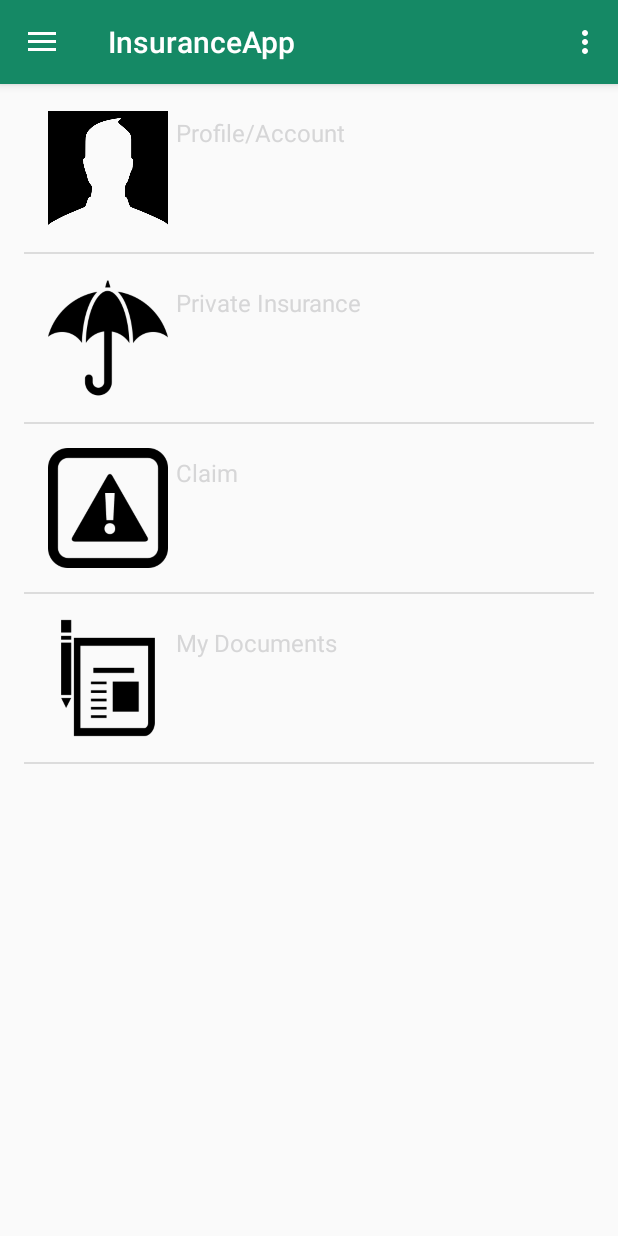
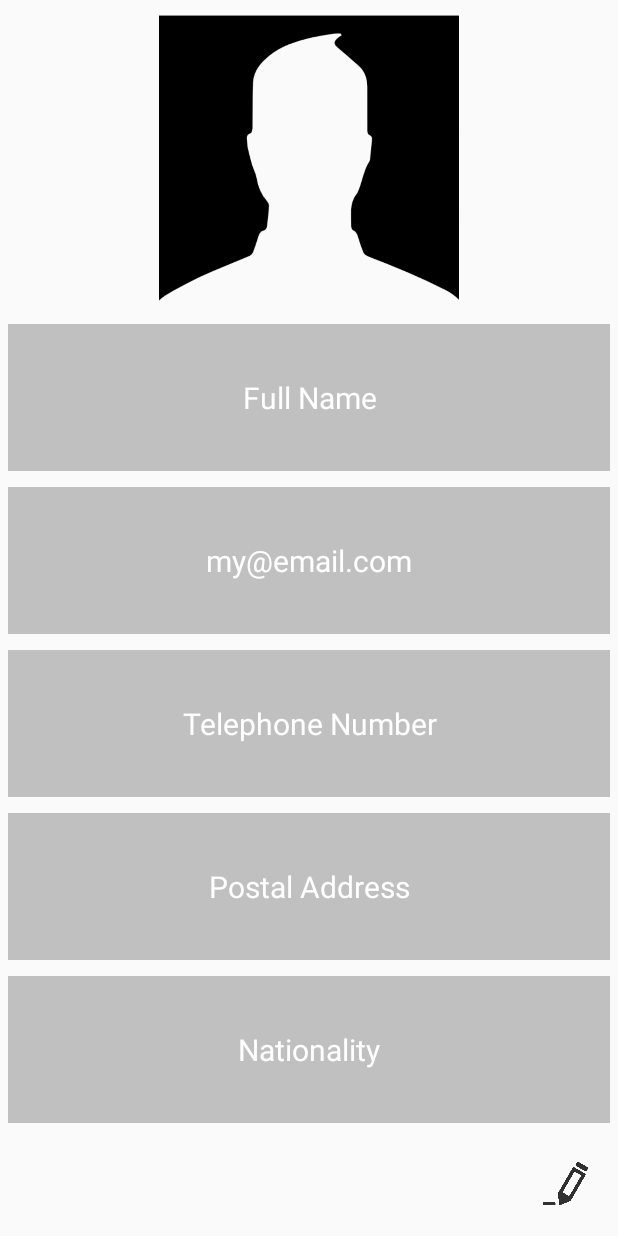
Before and after one commit to mngodolydiah/InsuranceApp, an Android app: the MainActivity screen opened directly, with no data from a screen before it, after a tap on "Profile/Account", on a phone screen of 412 x 824 dp. Run offline under Robolectric (Android 15) with nearby library versions, the phone set to English and light mode, and no system bars; 2 statements that could not run were skipped.

Commit message:
Add and connect profile activity

```diff
--- a/app/src/main/AndroidManifest.xml
+++ b/app/src/main/AndroidManifest.xml
@@ -42,7 +42,8 @@
         <activity android:name=".ClaimsCompanyListPersonalAccident" />
         <activity android:name=".ClaimsCompanyListTravel" />
         <activity android:name=".ClaimsCompanyListMarine" />
-        <activity android:name=".SignUp"></activity>
+        <activity android:name=".SignUp" />
+        <activity android:name=".Profile"></activity>
     </application>
 
 </manifest>
--- a/app/src/main/java/mng/r/lydia/insuranceapp/MainActivity.java
+++ b/app/src/main/java/mng/r/lydia/insuranceapp/MainActivity.java
@@ -62,6 +62,8 @@ public class MainActivity extends AppCompatActivity
                     startActivity(new Intent(MainActivity.this, ClaimsCategories.class));
                 } else if (ListItemsName[position] == "My Documents") {
                     startActivity(new Intent(MainActivity.this, Documents.class));
+                } else if (ListItemsName[position] == "Profile/Account"){
+                    startActivity(new Intent(MainActivity.this, Profile.class));
                 }
             }
         });
@@ -113,7 +115,7 @@ public class MainActivity extends AppCompatActivity
         int id = item.getItemId();
 
         if (id == R.id.nav_my_profile) {
-            // Handle the camera action
+            startActivity(new Intent(MainActivity.this, Profile.class));
         } else if (id == R.id.nav_private_insurance) {
             startActivity(new Intent(MainActivity.this, PrivateInsurance.class));
         } else if (id == R.id.nav_claims) {
--- /dev/null
+++ b/app/src/main/java/mng/r/lydia/insuranceapp/Profile.java
@@ -0,0 +1,19 @@
+package mng.r.lydia.insuranceapp;
+
+import android.support.v7.app.AppCompatActivity;
+import android.os.Bundle;
+import android.widget.ImageButton;
+
+public class Profile extends AppCompatActivity {
+
+    ImageButton profileImage;
+    @Override
+    protected void onCreate(Bundle savedInstanceState) {
+        super.onCreate(savedInstanceState);
+        setContentView(R.layout.activity_profile);
+
+        profileImage = (ImageButton) findViewById(R.id.profileImage);
+
+        profileImage.setBackgroundResource(R.drawable.profile_icon);
+    }
+}
--- /dev/null
+++ b/app/src/main/res/layout/activity_profile.xml
@@ -0,0 +1,87 @@
+<?xml version="1.0" encoding="utf-8"?>
+<LinearLayout xmlns:android="http://schemas.android.com/apk/res/android"
+    xmlns:app="http://schemas.android.com/apk/res-auto"
+    xmlns:tools="http://schemas.android.com/tools"
+    android:layout_width="match_parent"
+    android:layout_height="match_parent"
+    android:orientation="vertical"
+    tools:context="mng.r.lydia.insuranceapp.Profile">
+
+    <ImageView
+        android:id="@+id/profileImage"
+        android:layout_width="200dp"
+        android:layout_height="200dp"
+        android:layout_gravity="center"
+        android:layout_margin="5dp"
+        android:background="@drawable/profile_icon"/>
+        <TextView
+            android:layout_width="match_parent"
+            android:layout_height="wrap_content"
+            android:layout_margin="5dp"
+            android:padding="5dp"
+            android:text="Full Name"
+            android:layout_weight="1"
+            android:background="#c0c0c0"
+            android:textAlignment="center"
+            android:textSize="20dp"
+            android:gravity="center"
+            android:textColor="#ffffff"/>
+        <TextView
+            android:layout_width="match_parent"
+            android:layout_height="wrap_content"
+            android:layout_margin="5dp"
+            android:padding="5dp"
+            android:text="my@email.com"
+            android:layout_weight="1"
+            android:background="#c0c0c0"
+            android:textAlignment="center"
+            android:textSize="20dp"
+            android:gravity="center"
+            android:textColor="#ffffff"/>
+        <TextView
+            android:layout_width="match_parent"
+            android:layout_height="wrap_content"
+            android:layout_margin="5dp"
+            android:padding="5dp"
+            android:text="Telephone Number"
+            android:layout_weight="1"
+            android:background="#c0c0c0"
+            android:textAlignment="center"
+            android:textSize="20dp"
+            android:gravity="center"
+            android:textColor="#ffffff"/>
+        <TextView
+            android:layout_width="match_parent"
+            android:layout_height="wrap_content"
+            android:layout_margin="5dp"
+            android:padding="5dp"
+            android:text="Postal Address"
+            android:layout_weight="1"
+            android:background="#c0c0c0"
+            android:textAlignment="center"
+            android:textSize="20dp"
+            android:gravity="center"
+            android:textColor="#ffffff"/>
+        <TextView
+            android:layout_width="match_parent"
+            android:layout_height="wrap_content"
+            android:layout_margin="5dp"
+            android:padding="5dp"
+            android:text="Nationality"
+            android:layout_weight="1"
+            android:background="#c0c0c0"
+            android:textAlignment="center"
+            android:textSize="20dp"
+            android:gravity="center"
+            android:textColor="#ffffff"/>
+    <Button
+        android:id="@+id/editProfile"
+        android:layout_width="30dp"
+        android:layout_height="30dp"
+        android:textAlignment="center"
+        android:layout_margin="20dp"
+        android:padding="5dp"
+        android:background="@drawable/edit"
+        android:layout_gravity="right"/>
+
+</LinearLayout>
--- a/app/src/main/res/layout/activity_sign_up.xml
+++ b/app/src/main/res/layout/activity_sign_up.xml
@@ -99,6 +99,19 @@
                     android:layout_margin="5dp"
                     android:layout_weight="1"/>
             </LinearLayout>
+            <LinearLayout
+                android:layout_width="match_parent"
+                android:layout_height="wrap_content"
+                android:orientation="horizontal">
+                <EditText
+                    android:layout_width="match_parent"
+                    android:layout_height="wrap_content"
+                    android:hint="Nationality"
+                    android:inputType="text"
+                    android:textAlignment="center"
+                    android:layout_margin="5dp"
+                    android:layout_weight="2"
+                    />
                 <EditText
                     android:layout_width="match_parent"
                     android:layout_height="wrap_content"
@@ -106,7 +119,9 @@
                     android:inputType="text"
                     android:textAlignment="center"
                     android:layout_margin="5dp"
+                    android:layout_weight="1"
                     />
+            </LinearLayout>
             <EditText
                 android:layout_width="match_parent"
                 android:layout_height="wrap_content"
```
Also changed, not shown: app/src/main/res/drawable/edit.png (added). Lines whose indentation alone changed are shown as unchanged.
